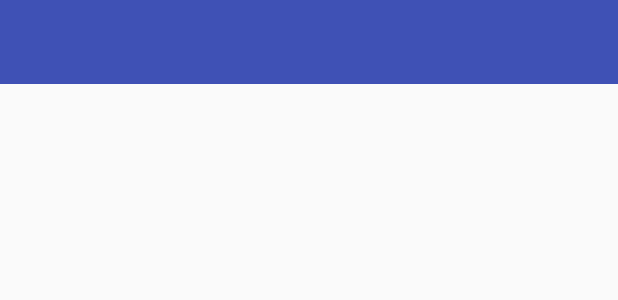
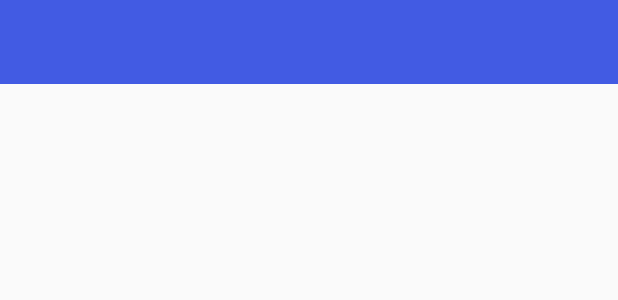
Before and after one commit to ghusousa/NiviGps, an Android app: the layout layout_toolbar.xml on its own in the app's theme, with its tools: preview values and no code run, on a phone screen of 412 x 824 dp. Shown: the top 300 px of the screen. Run offline under Robolectric (Android 15) with nearby library versions, the phone set to English and light mode, and no system bars.

Commit message:
Improved signup page

```diff
--- a/app/src/main/AndroidManifest.xml
+++ b/app/src/main/AndroidManifest.xml
@@ -23,7 +23,8 @@
 
         <activity
             android:name=".ui.SignInActivity"
-            android:configChanges="orientation|keyboardHidden">
+            android:configChanges="orientation|keyboardHidden"
+            android:theme="@style/AppTheme">
             <intent-filter>
                 <action android:name="android.intent.action.MAIN" />
 
--- /dev/null
+++ b/app/src/main/res/drawable/ic_perm_identity_white_24dp.xml
@@ -0,0 +1,5 @@
+<vector xmlns:android="http://schemas.android.com/apk/res/android" android:width="24dp"
+    android:height="24dp" android:tint="#FFFFFF"
+    android:viewportHeight="24.0" android:viewportWidth="24.0">
+    <path android:fillColor="#FF000000" android:pathData="M12,5.9c1.16,0 2.1,0.94 2.1,2.1s-0.94,2.1 -2.1,2.1S9.9,9.16 9.9,8s0.94,-2.1 2.1,-2.1m0,9c2.97,0 6.1,1.46 6.1,2.1v1.1L5.9,18.1L5.9,17c0,-0.64 3.13,-2.1 6.1,-2.1M12,4C9.79,4 8,5.79 8,8s1.79,4 4,4 4,-1.79 4,-4 -1.79,-4 -4,-4zM12,13c-2.67,0 -8,1.34 -8,4v3h16v-3c0,-2.66 -5.33,-4 -8,-4z"/>
+</vector>
--- /dev/null
+++ b/app/src/main/res/drawable/ic_vpn_key_black_24dp.xml
@@ -0,0 +1,5 @@
+<vector xmlns:android="http://schemas.android.com/apk/res/android" android:width="24dp"
+    android:height="24dp" android:tint="#FFFFFF"
+    android:viewportHeight="24.0" android:viewportWidth="24.0">
+    <path android:fillColor="#FF000000" android:pathData="M12.65,10C11.83,7.67 9.61,6 7,6c-3.31,0 -6,2.69 -6,6s2.69,6 6,6c2.61,0 4.83,-1.67 5.65,-4H17v4h4v-4h2v-4H12.65zM7,14c-1.1,0 -2,-0.9 -2,-2s0.9,-2 2,-2 2,0.9 2,2 -0.9,2 -2,2z"/>
+</vector>
--- a/app/src/main/res/layout/layout_toolbar.xml
+++ b/app/src/main/res/layout/layout_toolbar.xml
@@ -5,8 +5,8 @@
 	xmlns:app="http://schemas.android.com/apk/res-auto"
 	xmlns:tools="http://schemas.android.com/tools"
 	android:layout_width="match_parent"
-	android:layout_height="?attr/actionBarSize"
-	android:background="?attr/colorPrimary"
+	android:layout_height="?android:attr/actionBarSize"
+	android:background="?android:attr/colorPrimary"
 	android:theme="@style/ThemeOverlay.AppCompat.ActionBar"
 	app:elevation="4dp"
 	app:popupTheme="@style/ThemeOverlay.AppCompat.Dark"
--- a/app/src/main/res/values/colors.xml
+++ b/app/src/main/res/values/colors.xml
@@ -4,7 +4,7 @@
 	<color name="colorPrimaryDark">#303F9F</color>
 	<color name="colorAccent">#FF8F00</color>
 
-	<color name="primary">#3F51B5</color>
+	<color name="primary">#425be3</color>
 	<color name="primary_dark">#303F9F</color>
 	<color name="primary_light">#FF8F00</color>
 	<color name="accent">#BDBDBD</color>
--- a/app/src/main/res/values/strings.xml
+++ b/app/src/main/res/values/strings.xml
@@ -26,7 +26,8 @@
     <string name="registration_title">Sign Up</string>
     <string name="button_ok">OK</string>
     <string name="registration_sign_up_success">You have successfully registered. Now you can sign in.</string>
-    <string name="sign_in_registration_link">No account yet? Create one</string>
+    <string name="sign_in_registration_link">SIGN UP</string>
+    <string name="no_account_yet_create_one">Not an account yet? Create one</string>
     <string name="navigation_drawer_open">Open navigation drawer</string>
     <string name="navigation_drawer_close">Close navigation drawer</string>
     <string name="main_menu_tracking">Map</string>
--- a/app/src/main/res/values/styles.xml
+++ b/app/src/main/res/values/styles.xml
@@ -1,12 +1,13 @@
 <resources>
 
 	<!-- Base application theme. -->
+	<!--suppress AndroidDomInspection -->
 	<style name="AppTheme" parent="Theme.AppCompat.Light.NoActionBar">
 		<!-- Customize your theme here. -->
 		<item name="colorPrimary">@color/primary</item>
 		<item name="colorPrimaryDark">@color/colorPrimaryDark</item>
 		<item name="colorAccent">@color/accent</item>
-		<item name="android:buttonStyle">@style/CustomButton</item>
+		<!--<item name="android:buttonStyle">@style/CustomButton</item>-->
 
 		<item name="colorControlNormal">@color/iron</item>
 		<item name="colorControlActivated">@color/white</item>
@@ -14,13 +15,13 @@
 		<item name="android:textColorHint">@color/iron</item>
 	</style>
 
-	<style name="CustomButton" parent="Base.Widget.AppCompat.Button">
+	<!--<style name="CustomButton" parent="@Base.Widget.AppCompat.Button">
 		<item name="android:background">@color/primary</item>
-	</style>
+	</style>-->
 
-	<style name="AppTheme.AppBarOverlay" parent="ThemeOverlay.AppCompat.Dark.ActionBar" />
+	<!--<style name="AppTheme.AppBarLayout" parent="ThemeOverlay.AppCompat.Dark" />
 
-	<style name="AppTheme.PopupOverlay" parent="ThemeOverlay.AppCompat.Light" />
+	<style name="AppTheme.PopupOverlay" parent="ThemeOverlay.AppCompat.Light" />-->
 
 
 
--- a/build.gradle
+++ b/build.gradle
@@ -17,6 +17,7 @@ buildscript {
 
         // NOTE: Do not place your application dependencies here; they belong
         // in the individual module build.gradle files
+        classpath 'com.google.gms:google-services:3.2.1'
     }
 }
 
```
Also changed, not shown: app/src/main/java/com/nivilive/gps/ui/signin/SignInFragment.java (+5 -5 lines), app/src/main/res/drawable/border_without_background.xml (added, +8 -0 lines), app/src/main/res/drawable/ic_perm_identity_black_24dp.xml (added, +9 -0 lines), app/src/main/res/drawable/ic_vpn_key_white_24dp.xml (added, +9 -0 lines), 1 other file.
